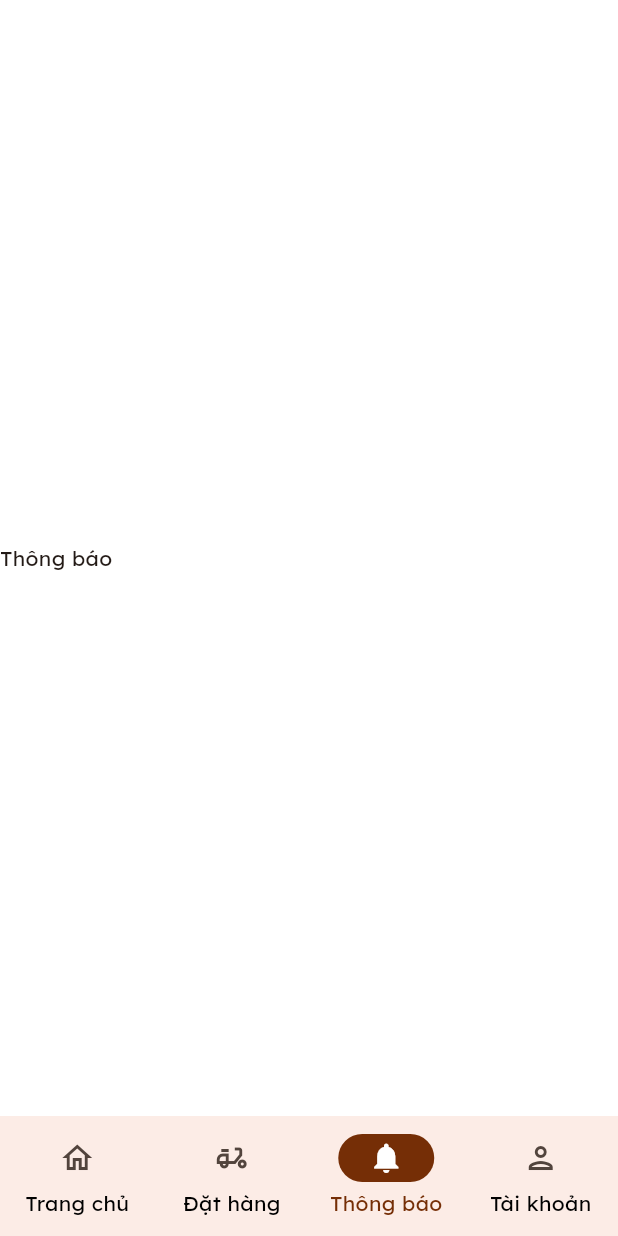
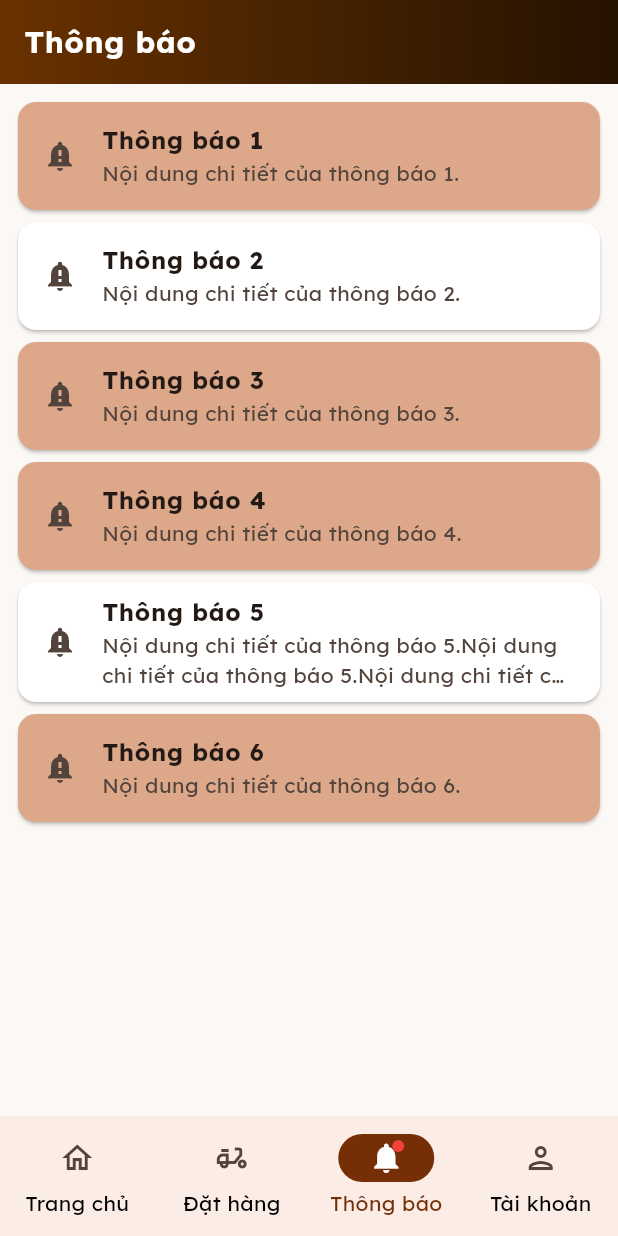
Before and after one commit to minhtun64/flutter-coffee-tea-shop-app, a Flutter app: the screen it shows after launch, item 3 of the bottom bar chosen, on a phone screen of 412 x 824 dp. Run offline on Flutter 3.47's test engine with Material 3 defaults, Android fonts, the phone set to English and light mode, and no system bars; our stand-ins replace badges, carousel_slider, dots_indicator, flutter_svg, geocoding, geolocator and 3 more; missing offline and left inert: flutter_polyline_points; accounts and stored records are empty.

Commit message:
Notifications screen UI, count unread notif, mark icon at bottom tab

```diff
--- /dev/null
+++ b/lib/models/notifications_model.dart
@@ -0,0 +1,54 @@
+class NotificationsItem {
+  final String id;
+  final String title;
+  final String content;
+  bool isRead;
+
+  NotificationsItem({
+    required this.id,
+    required this.title,
+    required this.content,
+    required this.isRead,
+  });
+}
+
+List<NotificationsItem> notifications = [
+  NotificationsItem(
+    id: '1',
+    title: 'Thông báo 1',
+    content: 'Nội dung chi tiết của thông báo 1.',
+    isRead: false,
+  ),
+  NotificationsItem(
+    id: '2',
+    title: 'Thông báo 2',
+    content: 'Nội dung chi tiết của thông báo 2.',
+    isRead: true,
+  ),
+  NotificationsItem(
+    id: '3',
+    title: 'Thông báo 3',
+    content: 'Nội dung chi tiết của thông báo 3.',
+    isRead: false,
+  ),
+  NotificationsItem(
+    id: '4',
+    title: 'Thông báo 4',
+    content: 'Nội dung chi tiết của thông báo 4.',
+    isRead: false,
+  ),
+  NotificationsItem(
+    id: '5',
+    title: 'Thông báo 5',
+    content:
+        'Nội dung chi tiết của thông báo 5.Nội dung chi tiết của thông báo 5.Nội dung chi tiết của thông báo 5.Nội dung chi tiết của thông báo 5.Nội dung chi tiết của thông báo 5.',
+    isRead: true,
+  ),
+  NotificationsItem(
+    id: '6',
+    title: 'Thông báo 6',
+    content: 'Nội dung chi tiết của thông báo 6.',
+    isRead: false,
+  ),
+  // Add more notifications as needed
+];
--- a/lib/screens/bottomTabsNavigation/bottomTabsNavigation.dart
+++ b/lib/screens/bottomTabsNavigation/bottomTabsNavigation.dart
@@ -1,5 +1,6 @@
 import 'package:flutter/material.dart';
 
+import '../../models/notifications_model.dart';
 import '../../values/app_colors.dart';
 import '../../values/app_strings.dart';
 import '../../values/app_theme.dart';
@@ -22,6 +23,21 @@ class BottomTabsNavigation extends StatefulWidget {
 }
 
 class _NavigationState extends State<BottomTabsNavigation> {
+  List<NotificationsItem> item = notifications;
+  int _unreadCount = 0;
+
+  @override
+  void initState() {
+    super.initState();
+    _updateUnreadCount();
+  }
+
+  void _updateUnreadCount() {
+    setState(() {
+      _unreadCount = notifications.where((n) => !n.isRead).length;
+    });
+  }
+
   @override
   Widget build(BuildContext context) {
     final ThemeData theme = Theme.of(context);
@@ -44,8 +60,8 @@ class _NavigationState extends State<BottomTabsNavigation> {
           indicatorColor: AppColors.primaryColor,
           surfaceTintColor: Colors.white,
           selectedIndex: widget.currentPageIndex,
-          destinations: const <Widget>[
-            NavigationDestination(
+          destinations: <Widget>[
+            const NavigationDestination(
               selectedIcon: IconTheme(
                   data: IconThemeData(
                     color: Colors.white,
@@ -54,7 +70,7 @@ class _NavigationState extends State<BottomTabsNavigation> {
               icon: Icon(Icons.home_outlined),
               label: AppStrings.home,
             ),
-            NavigationDestination(
+            const NavigationDestination(
               selectedIcon: IconTheme(
                   data: IconThemeData(
                     color: Colors.white,
@@ -65,14 +81,65 @@ class _NavigationState extends State<BottomTabsNavigation> {
             ),
             NavigationDestination(
               selectedIcon: IconTheme(
-                  data: IconThemeData(
-                    color: Colors.white,
-                  ),
-                  child: Icon(Icons.notifications)),
-              icon: Icon(Icons.notifications_outlined),
+                data: const IconThemeData(
+                  color: Colors.white,
+                ),
+                child: Stack(
+                  children: [
+                    const Icon(Icons.notifications),
+                    if (_unreadCount > 0) ...[
+                      Positioned(
+                        right: 0,
+                        child: Container(
+                          height: 8,
+                          padding: const EdgeInsets.all(4),
+                          decoration: const BoxDecoration(
+                            shape: BoxShape.circle,
+                            color: Colors.red,
+                          ),
+                          // child: Text(
+                          //   _unreadCount.toString(),
+                          //   style: const TextStyle(
+                          //     color: Colors.white,
+                          //     fontWeight: FontWeight.bold,
+                          //     fontSize: 8,
+                          //   ),
+                          // ),
+                        ),
+                      )
+                    ]
+                  ],
+                ),
+              ),
+              icon: Stack(
+                children: [
+                  const Icon(Icons.notifications_outlined),
+                  if (_unreadCount > 0) ...[
+                    Positioned(
+                      right: 0,
+                      child: Container(
+                        height: 8,
+                        padding: const EdgeInsets.all(4),
+                        decoration: const BoxDecoration(
+                          shape: BoxShape.circle,
+                          color: Colors.red,
+                        ),
+                        // child: Text(
+                        //   _unreadCount.toString(),
+                        //   style: const TextStyle(
+                        //     color: Colors.white,
+                        //     fontWeight: FontWeight.bold,
+                        //     fontSize: 8,
+                        //   ),
+                        // ),
+                      ),
+                    )
+                  ]
+                ],
+              ),
               label: AppStrings.notifications,
             ),
-            NavigationDestination(
+            const NavigationDestination(
               selectedIcon: IconTheme(
                   data: IconThemeData(
                     color: Colors.white,
@@ -92,7 +159,7 @@ class _NavigationState extends State<BottomTabsNavigation> {
         const OrderPage(),
 
         /// Notifications page
-        const NotificationsPage(),
+        NotificationsPage(updateUnreadCount: _updateUnreadCount),
 
         /// Account page
         const AccountPage(),
--- a/lib/screens/notifications/notifications_screen.dart
+++ b/lib/screens/notifications/notifications_screen.dart
@@ -1,19 +1,93 @@
 import 'package:flutter/material.dart';
 
-import '../../values/app_strings.dart';
+import '../../models/notifications_model.dart';
+import '../../values/app_colors.dart';
+import 'widgets/notifications_card.dart';
 
-class NotificationsPage extends StatelessWidget {
-  const NotificationsPage({super.key});
+class NotificationsPage extends StatefulWidget {
+  final Function updateUnreadCount;
+  const NotificationsPage({super.key, required this.updateUnreadCount});
+
+  @override
+  _NotificationsPageState createState() => _NotificationsPageState();
+}
+
+class _NotificationsPageState extends State<NotificationsPage> {
+  int unreadCount = 0;
+
+  @override
+  void initState() {
+    super.initState();
+    // notifications = getNotifications();
+  }
 
   @override
   Widget build(BuildContext context) {
-    return const Scaffold(
-      body: Column(
-        mainAxisAlignment: MainAxisAlignment.center,
-        children: [
-          Text(AppStrings.notifications),
-        ],
+    void markNotificationAsRead() {
+      widget.updateUnreadCount();
+    }
+
+    return Scaffold(
+      backgroundColor: AppColors.scaffoldBackgroundColor,
+      appBar: AppBar(
+        title: const Text('Thông báo',
+            style: TextStyle(
+              color: Colors.white,
+              fontSize: 20,
+              fontWeight: FontWeight.bold,
+            )),
+        flexibleSpace: Container(
+          decoration: const BoxDecoration(
+              // color: Theme.of(context).primaryColor,
+              gradient: LinearGradient(colors: AppColors.defaultGradient)),
+        ),
       ),
+      body: Padding(
+        padding: const EdgeInsets.all(8.0),
+        child: ListView.builder(
+          itemCount: notifications.length,
+          itemBuilder: (context, index) {
+            return NotificationsCard(
+              notification: notifications[index],
+              onTap: () {
+                // Xử lý khi người dùng nhấn vào thông báo
+                // Có thể hiển thị chi tiết thông báo ở đây
+              },
+              onUpdateUI: markNotificationAsRead,
+            );
+          },
+        ),
+      ),
+      floatingActionButton: unreadCount > 0
+          ? FloatingActionButton(
+              onPressed: () {
+                // Xử lý khi người dùng nhấn vào FAB
+                // Có thể chuyển hướng đến màn hình thông báo chưa đọc
+              },
+              child: Stack(
+                children: [
+                  const Icon(Icons.notifications),
+                  Positioned(
+                    right: 0,
+                    child: Container(
+                      padding: const EdgeInsets.all(4),
+                      decoration: const BoxDecoration(
+                        shape: BoxShape.circle,
+                        color: Colors.red,
+                      ),
+                      child: Text(
+                        unreadCount.toString(),
+                        style: const TextStyle(
+                          color: Colors.white,
+                          fontWeight: FontWeight.bold,
+                        ),
+                      ),
+                    ),
+                  ),
+                ],
+              ),
+            )
+          : null,
     );
   }
 }
--- /dev/null
+++ b/lib/screens/notifications/widgets/notifications_card.dart
@@ -0,0 +1,52 @@
+import 'package:flutter/material.dart';
+
+import '../../../models/notifications_model.dart';
+import '../../../values/app_colors.dart';
+
+class NotificationsCard extends StatelessWidget {
+  final NotificationsItem notification;
+  final VoidCallback onTap;
+  final VoidCallback onUpdateUI;
+
+  const NotificationsCard({
+    Key? key,
+    required this.notification,
+    required this.onTap,
+    required this.onUpdateUI,
+  }) : super(key: key);
+
+  @override
+  Widget build(BuildContext context) {
+    return InkWell(
+      onTap: () {
+        onTap();
+        if (!notification.isRead) {
+          // Nếu thông báo chưa đọc, cập nhật trạng thái đã xem và giảm số lượng chưa đọc
+          notification.isRead = true;
+          // Giảm số lượng thông báo chưa đọc
+          // Có thể lưu trạng thái này vào cơ sở dữ liệu nếu cần
+          // Ví dụ: DatabaseHelper.markNotificationAsRead(notification.id);
+          ScaffoldMessenger.of(context).hideCurrentSnackBar();
+          onUpdateUI();
+        }
+      },
+      child: Card(
+        color: notification.isRead ? Colors.white : AppColors.cardColor,
+        child: ListTile(
+          leading: const Icon(Icons.notification_important),
+          title: Text(
+            notification.title,
+            maxLines: 2,
+            style: const TextStyle(
+                fontWeight: FontWeight.bold, overflow: TextOverflow.ellipsis),
+          ),
+          subtitle: Text(
+            notification.content,
+            maxLines: 2,
+            style: const TextStyle(overflow: TextOverflow.ellipsis),
+          ),
+        ),
+      ),
+    );
+  }
+}
```
Also changed, not shown: 9 other files.
